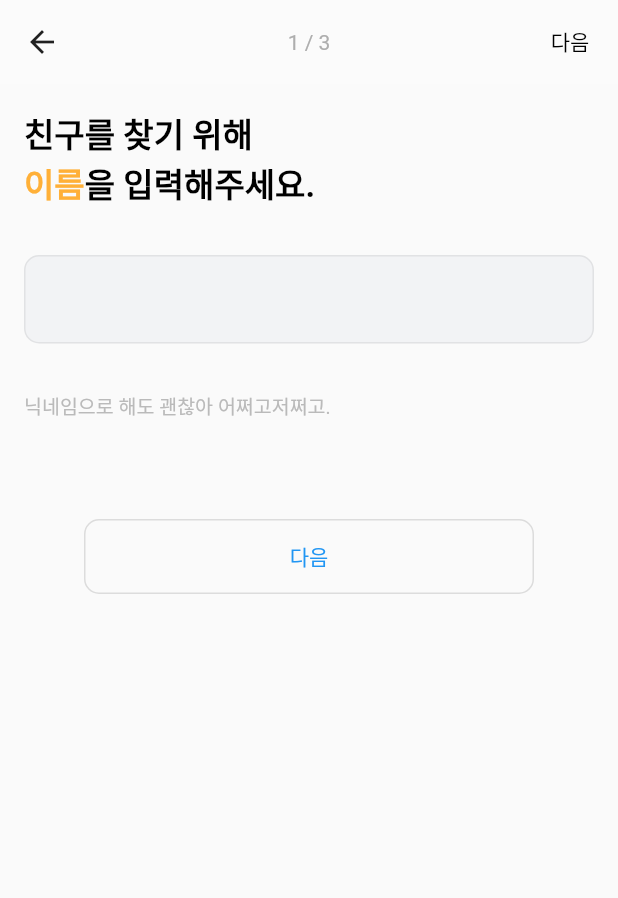
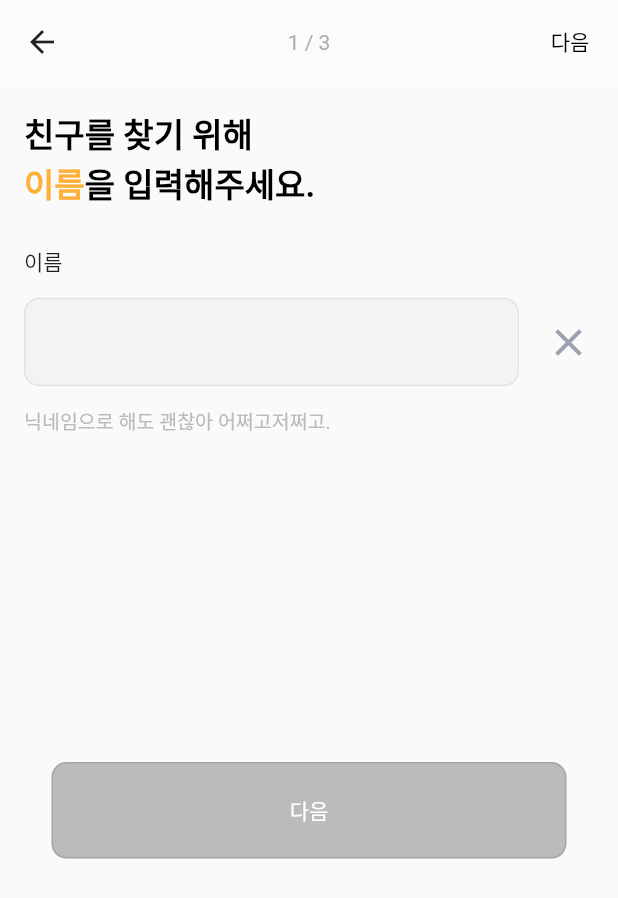
Before and after one commit to BSide-FirstLove/BSide-AfterSchool_FE, a Flutter app: the AddNameScreen screen opened directly with empty values, on a phone screen of 412 x 824 dp. Shown: the top 898 px of the screen. Run offline on Flutter 3.47's test engine with Material 2 defaults, Android fonts, the phone set to English and light mode, and no system bars; our stand-ins replace flutter_dotenv, shared_preferences; missing offline and left inert: flutter_google_places, google_maps_webservice, kakao_flutter_sdk_user; accounts and stored records are empty; Roboto replaces fonts that are missing (Pretendard).

```diff
--- a/lib/main.dart
+++ b/lib/main.dart
@@ -4,7 +4,8 @@ import 'package:after_school/model/state.dart';
 import 'package:after_school/resources/Theme.dart';
 import 'package:after_school/screen/home_screen.dart';
 import 'package:after_school/screen/login_screen.dart';
-import 'package:after_school/util/my_http.dart';
+import 'package:after_school/util/MyHttp.dart';
+import 'package:after_school/util/MyScreenUtil.dart';
 import 'package:flutter/material.dart';
 import 'package:flutter_dotenv/flutter_dotenv.dart';
 import 'package:kakao_flutter_sdk_user/kakao_flutter_sdk_user.dart';
@@ -89,6 +90,7 @@ class _MyappState extends State<MyApp> {
 
   @override
   Widget build(BuildContext context) {
+    MyScreenUtil.init(context: context, designSize: const Size(360, 640));
     return Scaffold(
         backgroundColor: Colors.white,
         body: SizedBox(
--- a/lib/resources/MyColor.dart
+++ b/lib/resources/MyColor.dart
@@ -2,4 +2,5 @@ import 'package:flutter/material.dart';
 
 class MyColor {
   static const Color background = Colors.white10;
+  static const Color icon = Color(0xFF99A2AD);
 }
--- a/lib/resources/Strings.dart
+++ b/lib/resources/Strings.dart
@@ -1,18 +1,18 @@
 class Strings {
   //  Body padding
-  static const int bodyPadding = 16;
+  static const double bodyPadding = 16;
   //  Login Screen
-  static const String loginTextPage = "1 / 3";
   static const String loginText1 = "소중한 \n추억을 찾기 위한";
   static const String loginText2 = "3초";
   //  Add Name Screen
-  static const String addNamePage = "2 / 3";
+  static const String loginTextPage = "1 / 3";
   static const String addNameLabel1 = "이름";
   static const String addNameText1 = "친구를 찾기 위해";
   static const String addNameText2 = "을 입력해주세요.";
   static const String addNameText3 = "닉네임으로 해도 괜찮아 어쩌고저쩌고.";
+  static const String addNameLabel2 = "이름";
   //  Add School Screen
-  static const String addSchoolPage = "3 / 3";
+  static const String addNamePage = "2 / 3";
   static const String addSchoolLabel1 = "학교";
   static const String addSchoolHint1 = "학교입력";
   static const String addSchoolText1 = "님";
@@ -20,6 +20,7 @@ class Strings {
   static const String addSchoolText3 = "가입 완료 후 학교를 추가할 수 있으니 걱정하지 마세요.";
   static const String addSchoolName = "학교명";
   //  Add Info Screen
+  static const String addSchoolPage = "3 / 3";
   static const String addInfoText1 = "가입이 완료되었어요!";
   static const String addInfoText2 = "더 재미있는 방과후를 위해";
   static const String addInfoText3 = "추가 정보";
--- a/lib/screen/add_name_screen.dart
+++ b/lib/screen/add_name_screen.dart
@@ -1,7 +1,9 @@
+import 'package:after_school/resources/MyColor.dart';
 import 'package:after_school/resources/MyTextStyle.dart';
 import 'package:after_school/resources/Strings.dart';
 import 'package:flutter/material.dart';
 
+import '../util/MyWidget.dart';
 import 'add_school_screen.dart';
 
 class AddNameScreen extends StatelessWidget {
@@ -13,31 +15,38 @@ class AddNameScreen extends StatelessWidget {
     final nameInputController = TextEditingController(text: nickname);
 
     _clickNext() {
-      Navigator.push(context, MaterialPageRoute(builder: (_) => AddSchoolScreen(nickname: nameInputController.text)));
+      Navigator.push(
+          context,
+          MaterialPageRoute(
+              builder: (_) =>
+                  AddSchoolScreen(nickname: nameInputController.text)));
     }
 
     return Scaffold(
       //  키보드 밀림 방지
-      resizeToAvoidBottomInset : false,
+      resizeToAvoidBottomInset: false,
       appBar: AppBar(
         title: Text(Strings.loginTextPage),
         actions: [
-          TextButton(onPressed: _clickNext, child: Text("다음", style: TextStyle(color: Colors.black)))
+          TextButton(
+              onPressed: _clickNext,
+              child: Text("다음", style: TextStyle(color: Colors.black)))
         ],
       ),
       body: Column(
         crossAxisAlignment: CrossAxisAlignment.start,
         children: [
           Container(
-            padding: EdgeInsets.all(16),
+              padding: const EdgeInsets.all(Strings.bodyPadding),
               child: Column(
                 crossAxisAlignment: CrossAxisAlignment.start,
                 children: [
-                Text(
+                  const Text(
                     Strings.addNameText1,
                     style: MyTextStyle.bodyTextMedium1,
                   ),
-                Row(children: [
+                  Row(
+                    children: const [
                       Text(
                         Strings.addNameLabel1,
                         style: MyTextStyle.bodyTextMedium2,
@@ -46,43 +55,60 @@ class AddNameScreen extends StatelessWidget {
                         Strings.addNameText2,
                         style: MyTextStyle.bodyTextMedium1,
                       )
-                ],),
                     ],
-            )
                   ),
+                ],
+              )),
           Container(
-            padding: EdgeInsets.all(16),
+              padding: EdgeInsets.only(left: Strings.bodyPadding),
+              child: Column(
+                crossAxisAlignment: CrossAxisAlignment.start,
+                children: [
+                  const Padding(
+                    padding: EdgeInsets.only(top: 10, bottom: 10),
+                    child: Text(Strings.addNameLabel2),
+                  ),
+                  Row(
+                    children: [
+                      Flexible(
                         child: TextField(
                           controller: nameInputController,
                           maxLines: 1,
                         ),
                       ),
+                      IconButton(
+                        onPressed: () {},
+                        icon: Icon(Icons.clear),
+                        iconSize: 30,
+                        padding: EdgeInsets.all(18),
+                        color: MyColor.icon,
+                      )
+                    ],
+                  ),
+                  const Padding(
+                    padding: EdgeInsets.only(top: 10),
+                    child: Text(Strings.addNameText3, style: MyTextStyle.bodyTextAlert)
+                  )
+                ],
+              )),
           Container(
-            padding: EdgeInsets.all(16),
-            child: Row(
-              children: [
-                Text(Strings.addNameText3, style: MyTextStyle.bodyTextAlert)
-              ],
-            )
+            padding: const EdgeInsets.only(top: 218),
+            child: Center(
+              child: myButton(context, 300, 50, Color(0xFFBBBBBB), "다음", _clickNext),
             ),
-          Container(
-            padding: EdgeInsets.only(top: 50),
-            child: Center(
-              child: OutlinedButton(
-                style: OutlinedButton.styleFrom(
-                  fixedSize: Size(300, 50),
-                  shape: RoundedRectangleBorder(
-                    borderRadius: BorderRadius.all(Radius.circular(10))
-                  )
-                ),
-                child: Text("다음"),
-                onPressed: _clickNext,
-              ),
-            ),
+            //   OutlinedButton(
+            //     style: OutlinedButton.styleFrom(
+            //         fixedSize: Size(
+            //             MediaQuery.of(context).size.width*300/360,
+            //             MediaQuery.of(context).size.height*50/640),
+            //         shape: RoundedRectangleBorder(
+            //             borderRadius: BorderRadius.all(Radius.circular(10)))),
+            //     child: Text("다음"),
+            //     onPressed: _clickNext,
+            //   ),
           )
         ],
       ),
     );
   }
-
 }
--- a/lib/screen/add_school_screen.dart
+++ b/lib/screen/add_school_screen.dart
@@ -55,7 +55,7 @@ class _AddSchoolScreenState extends State<AddSchoolScreen> {
 
     return Scaffold(
       appBar: AppBar(
-        title: Text(Strings.addNamePage),
+        title: const Text(Strings.addNamePage),
         actions: [
           TextButton(onPressed: _clickNext, child: Text("다음", style: TextStyle(color: Colors.black)))
         ],
--- a/lib/util/my_http.dart
+++ b/lib/util/MyHttp.dart
@@ -1,7 +1,7 @@
 import 'dart:convert';
 
 import 'package:after_school/model/api/response.dart';
-import 'package:after_school/util/show_dialog.dart';
+import 'package:after_school/util/MyWidget.dart';
 import 'package:flutter/cupertino.dart';
 import 'package:flutter_dotenv/flutter_dotenv.dart';
 import 'package:http/http.dart' as http;
--- a/lib/util/show_dialog.dart
+++ b/lib/util/MyWidget.dart
@@ -35,3 +35,17 @@ myShowDialog(BuildContext context, String title, String content) {
         );
       });
 }
+
+Widget myButton(BuildContext context, double width, double height, Color color, String text, onPressed) {
+  return OutlinedButton(
+    style: OutlinedButton.styleFrom(
+        backgroundColor: color,
+        fixedSize: Size(
+            MediaQuery.of(context).size.width * width/360,
+            MediaQuery.of(context).size.height * height/640),
+        shape: RoundedRectangleBorder(
+            borderRadius: BorderRadius.all(Radius.circular(10)))),
+    child: Text(text, style: TextStyle(color: Colors.white)),
+    onPressed: onPressed,
+  );
+}
```
Also changed, not shown: lib/screen/login_screen.dart (+18 -12 lines), lib/util/MyScreenUtil.dart (added, +53 -0 lines). Lines whose indentation alone changed are shown as unchanged.
